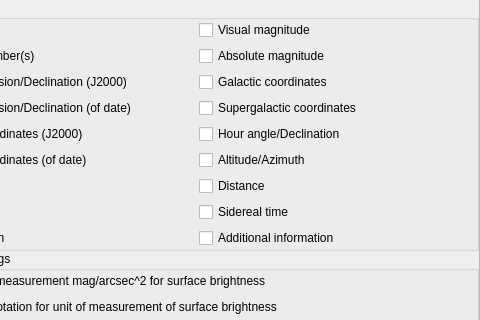
Above: src/gui/configurationDialog.ui from 519984307/stellarium_src before the change; both pictures show x 88 to 568 and y 169 to 489 of the 568 by 654 pixel window. Below: the same form after it.
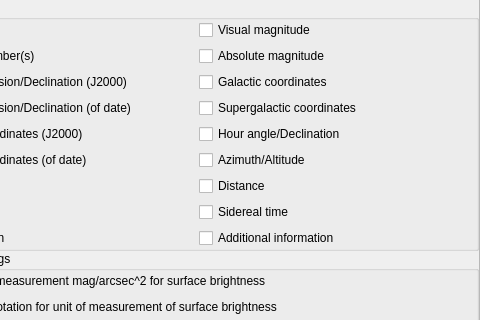
That is the form after the change. The open tabs and pages were chosen to show the change. Icons and pictures are not drawn. Custom widgets are drawn as their Qt base class.

Commit message: Cosmetic fix (avoid inconsistence data)

```diff
--- a/src/gui/configurationDialog.ui
+++ b/src/gui/configurationDialog.ui
@@ -678,7 +678,7 @@
                 <string>Horizontal coordinates</string>
                </property>
                <property name="text">
-                <string>Altitude/Azimuth</string>
+                <string>Azimuth/Altitude</string>
                </property>
                <attribute name="buttonGroup">
                 <string notr="true">buttonGroupDisplayedFields</string>
```
